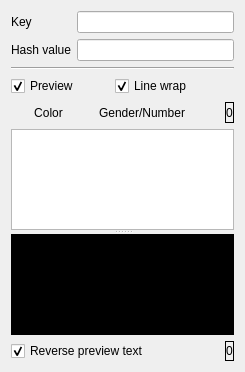
Above: editstringcell.ui from kambala-decapitator/QTblEditor before the change. Below: the same form after it.
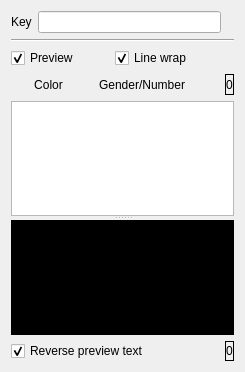
That is the form after the change.

Commit message: changed hash value display to QLabel in Edit Dialog; find dialog appears on top if it's already visible; removed last newline when copying to clipboard.

The edit to the form file:
```diff
--- a/editstringcell.ui
+++ b/editstringcell.ui
@@ -39,11 +39,8 @@
   </property>
   <layout class="QVBoxLayout" name="verticalLayout">
    <item>
-    <layout class="QFormLayout" name="formLayout">
-     <property name="fieldGrowthPolicy">
-      <enum>QFormLayout::ExpandingFieldsGrow</enum>
-     </property>
-     <item row="0" column="0">
+    <layout class="QHBoxLayout" name="horizontalLayout_2">
+     <item>
       <widget class="QLabel" name="label">
        <property name="text">
         <string>Key</string>
@@ -53,7 +50,7 @@
        </property>
       </widget>
      </item>
-     <item row="0" column="1">
+     <item>
       <widget class="QLineEdit" name="keyLineEdit">
        <property name="sizePolicy">
         <sizepolicy hsizetype="Expanding" vsizetype="Fixed">
@@ -63,23 +60,13 @@
        </property>
       </widget>
      </item>
-     <item row="1" column="0">
-      <widget class="QLabel" name="label_2">
+     <item>
+      <widget class="QLabel" name="hashValueLabel">
+       <property name="toolTip">
+        <string>Key hash value</string>
+       </property>
        <property name="text">
-        <string>Hash value</string>
-       </property>
-      </widget>
-     </item>
-     <item row="1" column="1">
-      <widget class="QLineEdit" name="hashValueLineEdit">
-       <property name="sizePolicy">
-        <sizepolicy hsizetype="Expanding" vsizetype="Fixed">
-         <horstretch>0</horstretch>
-         <verstretch>0</verstretch>
-        </sizepolicy>
-       </property>
-       <property name="readOnly">
-        <bool>true</bool>
+        <string/>
        </property>
       </widget>
      </item>
```
The commit also changes 2 other files.
